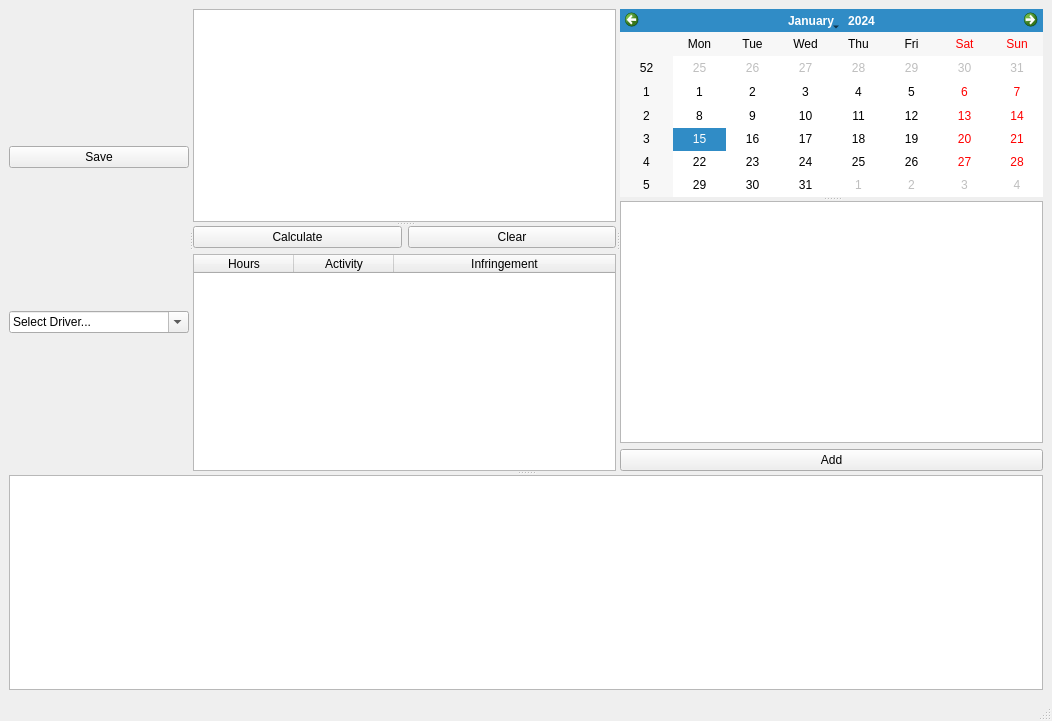
Old version of the form UI/TachoAnalyser.ui in the repository andystopford/TachoAnalyser.
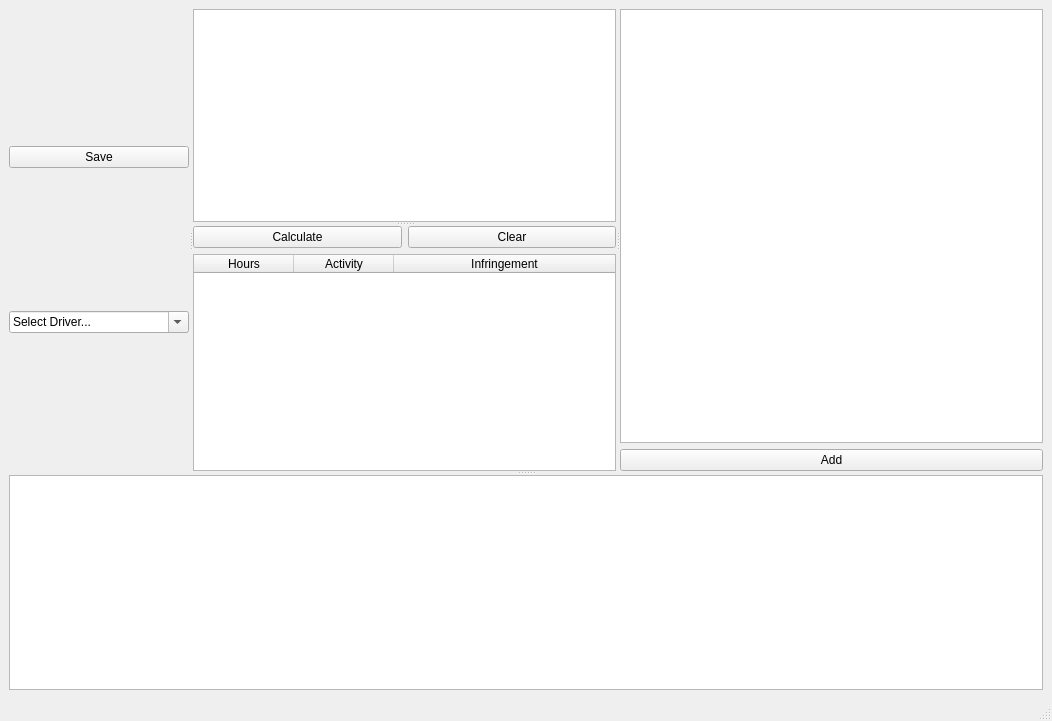
New version of the form.

Patch:
```diff
--- a/UI/TachoAnalyser.ui
+++ b/UI/TachoAnalyser.ui
@@ -119,7 +119,6 @@
            <property name="orientation">
             <enum>Qt::Vertical</enum>
            </property>
-           <widget class="QCalendarWidget" name="calendar"/>
            <widget class="QTextEdit" name="commentsBox"/>
           </widget>
          </item>
```
